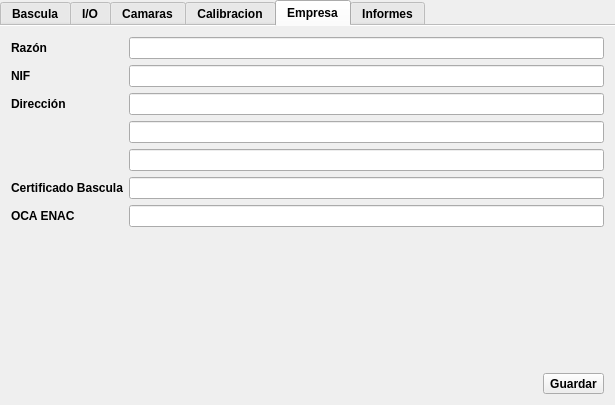
This is nqtrucksserver/Configuracion/Configuracion.ui in sunsiz/nQTrucks as Qt 5 draws it before an edit. The edited form follows.
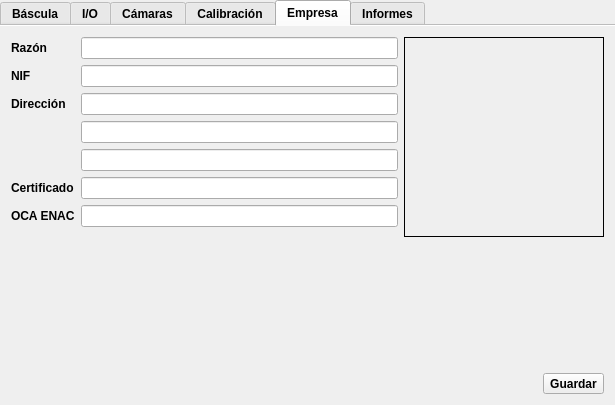
This is the edited form. The open tabs and pages were chosen to show the change. Icons and pictures are not drawn.

Patch:
```diff
--- a/nqtrucksserver/Configuracion/Configuracion.ui
+++ b/nqtrucksserver/Configuracion/Configuracion.ui
@@ -49,7 +49,7 @@
         <enum>QTabWidget::Rounded</enum>
        </property>
        <property name="currentIndex">
-        <number>1</number>
+        <number>4</number>
        </property>
        <property name="iconSize">
         <size>
@@ -82,7 +82,7 @@
          </iconset>
         </attribute>
         <attribute name="title">
-         <string>Bascula</string>
+         <string>Báscula</string>
         </attribute>
         <layout class="QGridLayout" name="gridLayout_4">
          <item row="0" column="0">
@@ -342,8 +342,14 @@
             <layout class="QHBoxLayout" name="horizontalLayout_9">
              <item>
               <widget class="QSpinBox" name="BasculaErrorMinimo">
+               <property name="sizePolicy">
+                <sizepolicy hsizetype="Expanding" vsizetype="Expanding">
+                 <horstretch>0</horstretch>
+                 <verstretch>0</verstretch>
+                </sizepolicy>
+               </property>
                <property name="prefix">
-                <string>Tolerancia minima </string>
+                <string>Tolerancia mínima </string>
                </property>
                <property name="minimum">
                 <number>10</number>
@@ -371,6 +377,12 @@
              </item>
              <item>
               <widget class="QSpinBox" name="BasculaFactorEstable">
+               <property name="sizePolicy">
+                <sizepolicy hsizetype="Expanding" vsizetype="Expanding">
+                 <horstretch>0</horstretch>
+                 <verstretch>0</verstretch>
+                </sizepolicy>
+               </property>
                <property name="prefix">
                 <string>Factor Estable </string>
                </property>
@@ -387,6 +399,12 @@
                <property name="enabled">
                 <bool>false</bool>
                </property>
+               <property name="sizePolicy">
+                <sizepolicy hsizetype="Expanding" vsizetype="Expanding">
+                 <horstretch>0</horstretch>
+                 <verstretch>0</verstretch>
+                </sizepolicy>
+               </property>
                <property name="minimumSize">
                 <size>
                  <width>0</width>
@@ -775,7 +793,7 @@
          </iconset>
         </attribute>
         <attribute name="title">
-         <string>Camaras</string>
+         <string>Cámaras</string>
         </attribute>
         <layout class="QGridLayout" name="gridLayout_5">
          <item row="0" column="1">
@@ -950,7 +968,7 @@
          </iconset>
         </attribute>
         <attribute name="title">
-         <string>Calibracion</string>
+         <string>Calibración</string>
         </attribute>
         <layout class="QGridLayout" name="gridLayout_6">
          <item row="0" column="0">
@@ -1575,8 +1593,8 @@
          <string>Empresa</string>
         </attribute>
         <layout class="QGridLayout" name="gridLayout_8">
-         <item row="0" column="0" colspan="2">
-          <layout class="QFormLayout" name="formLayout_2">
+         <item row="0" column="0">
+          <layout class="QFormLayout" name="formLayout_3">
            <item row="0" column="0">
             <widget class="QLabel" name="label_10">
              <property name="text">
@@ -1616,7 +1634,7 @@
            <item row="5" column="0">
             <widget class="QLabel" name="label_13">
              <property name="text">
-              <string>Certificado Bascula</string>
+              <string>Certificado</string>
              </property>
             </widget>
            </item>
@@ -1635,7 +1653,49 @@
            </item>
           </layout>
          </item>
-         <item row="1" column="0">
+         <item row="0" column="1" colspan="2">
+          <layout class="QVBoxLayout" name="verticalLayout">
+           <item>
+            <widget class="QLabel" name="empresa_logo">
+             <property name="minimumSize">
+              <size>
+               <width>200</width>
+               <height>200</height>
+              </size>
+             </property>
+             <property name="maximumSize">
+              <size>
+               <width>200</width>
+               <height>200</height>
+              </size>
+             </property>
+             <property name="frameShape">
+              <enum>QFrame::Box</enum>
+             </property>
+             <property name="text">
+              <string/>
+             </property>
+             <property name="scaledContents">
+              <bool>true</bool>
+             </property>
+            </widget>
+           </item>
+           <item>
+            <spacer name="verticalSpacer_3">
+             <property name="orientation">
+              <enum>Qt::Vertical</enum>
+             </property>
+             <property name="sizeHint" stdset="0">
+              <size>
+               <width>20</width>
+               <height>40</height>
+              </size>
+             </property>
+            </spacer>
+           </item>
+          </layout>
+         </item>
+         <item row="1" column="0" colspan="2">
           <spacer name="horizontalSpacer_7">
            <property name="orientation">
             <enum>Qt::Horizontal</enum>
@@ -1648,7 +1708,7 @@
            </property>
           </spacer>
          </item>
-         <item row="1" column="1">
+         <item row="1" column="2">
           <widget class="QToolButton" name="guardarEmpresa">
            <property name="text">
             <string>Guardar</string>
```
